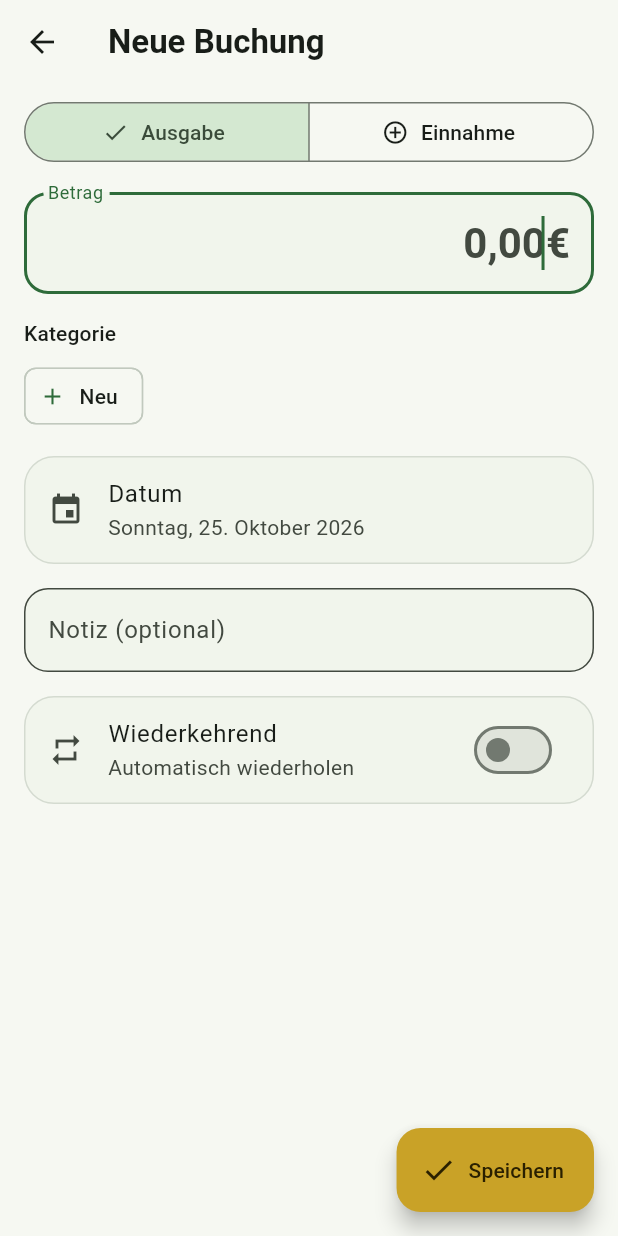
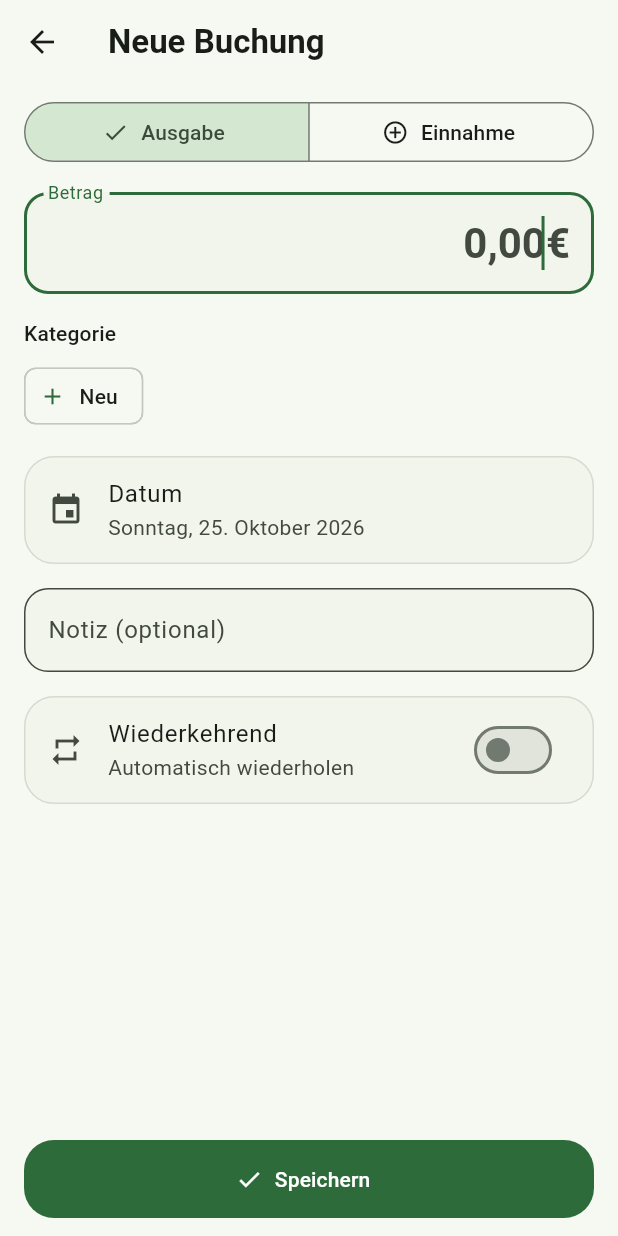
Before and after one commit to CrashBandit82/CashBandit, a Flutter app: the BookingForm screen opened directly, on a phone screen of 412 x 824 dp. Run offline on Flutter 3.47's test engine with Material 3 defaults, Android fonts, the phone set to English and light mode, and no system bars; our stand-ins replace drift, drift_flutter, file_picker, fl_chart, flutter_local_notifications, flutter_riverpod and 4 more; accounts and stored records are empty; generated files the repository leaves out were written again.

Commit message:
CashBandit 1.0.1: layout fixes from device test, screenshots
- Save button pinned below forms instead of a FAB that covered fields
- Flatter extended add button that no longer hides the chart
- Bottom tab "Regelmäßig" ("Wiederkehrend" wrapped on large fonts)
- Recurring cards: amount in the title row, no squeezed text
- Status bar background once the dashboard header has scrolled away
- Screenshots (sample data) in fastlane metadata and README

Co-Authored-By: Claude Opus 5.5 <noreply@anthropic.com>
Claude-Session: https://claude.ai/code/session_01D1vjzF9qtUr6hA3E1cGemC

```diff
--- a/lib/ui/booking_form.dart
+++ b/lib/ui/booking_form.dart
@@ -124,7 +124,7 @@ class _BookingFormState extends ConsumerState<BookingForm> {
       body: Form(
         key: _formKey,
         child: ListView(
-          padding: const EdgeInsets.fromLTRB(16, 8, 16, 120),
+          padding: const EdgeInsets.fromLTRB(16, 8, 16, 24),
           children: [
             SegmentedButton<EntryKind>(
               segments: const [
@@ -224,12 +224,7 @@ class _BookingFormState extends ConsumerState<BookingForm> {
           ],
         ),
       ),
-      floatingActionButton: FloatingActionButton.extended(
-        heroTag: 'save',
-        onPressed: _saving ? null : _save,
-        icon: const Icon(Icons.check),
-        label: const Text('Speichern'),
-      ),
+      bottomNavigationBar: SaveBar(onPressed: _saving ? null : _save),
     );
   }
 }
--- a/lib/ui/widgets.dart
+++ b/lib/ui/widgets.dart
@@ -134,3 +134,17 @@ class SectionTitle extends StatelessWidget {
         ),
       );
 }
+
+/// Full-width save button pinned below a form (never covers form fields).
+class SaveBar extends StatelessWidget {
+  const SaveBar({super.key, required this.onPressed});
+  final VoidCallback? onPressed;
+
+  @override
+  Widget build(BuildContext context) => SafeArea(
+        child: Padding(
+          padding: const EdgeInsets.fromLTRB(16, 8, 16, 12),
+          child: FilledButton.icon(onPressed: onPressed, icon: const Icon(Icons.check), label: const Text('Speichern')),
+        ),
+      );
+}
--- a/pubspec.yaml
+++ b/pubspec.yaml
@@ -1,7 +1,7 @@
 name: cashbandit
 description: "CashBandit – offline Kassabuch für Android: Einnahmen, Ausgaben, Kategorien, wiederkehrende Buchungen."
 publish_to: 'none'
-version: 1.0.0+1
+version: 1.0.1+2
 
 environment:
   sdk: ^3.13.5
```
Also changed, not shown: lib/ui/category_form.dart (+2 -7 lines), lib/ui/dashboard_screen.dart (+91 -18 lines), lib/ui/home_shell.dart (+4 -3 lines), lib/ui/recurring_screen.dart (+50 -20 lines), 15 other files.
